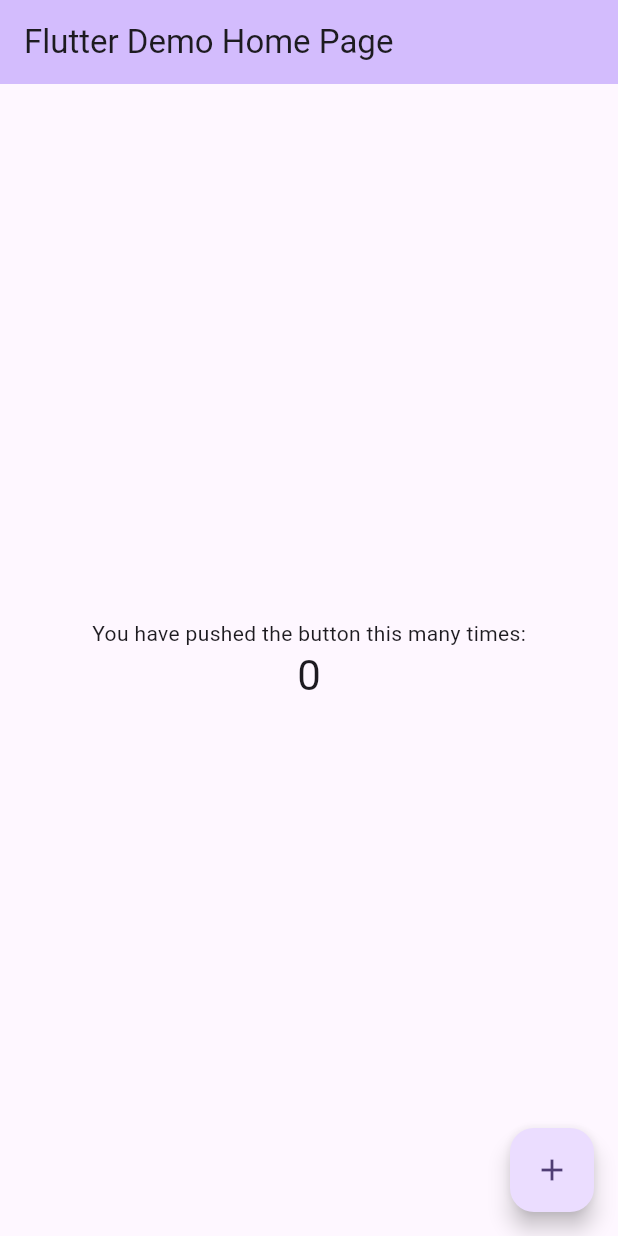
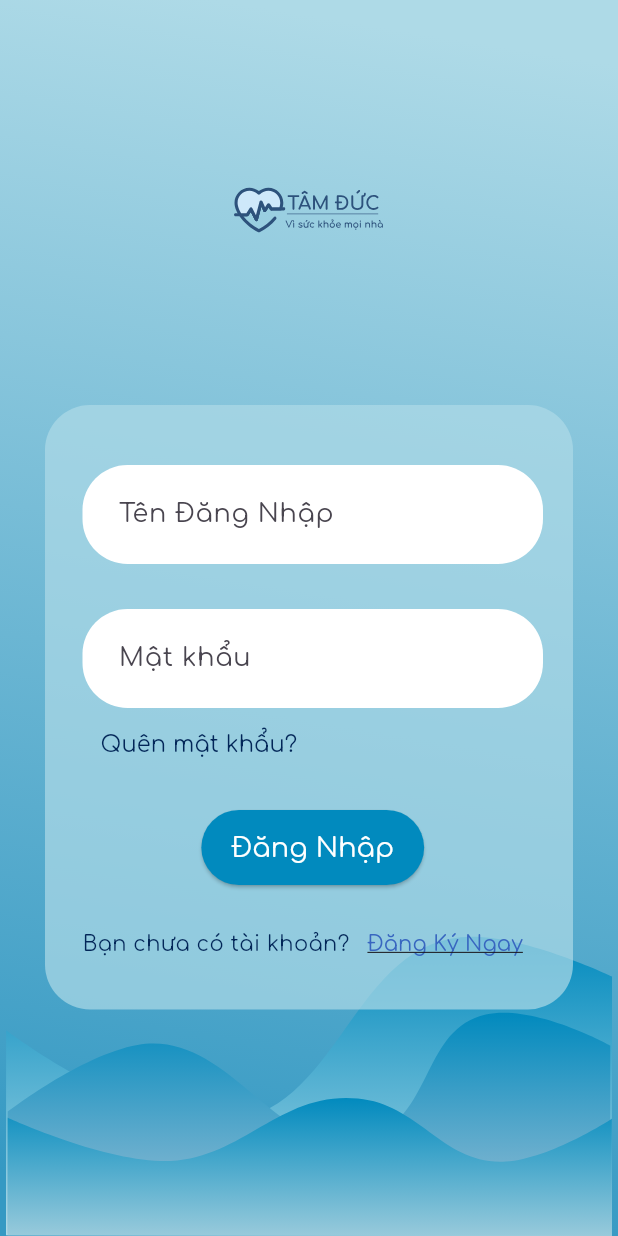
Before and after one commit to LAT0045/App_BenhVien, a Flutter app: the screen it shows after launch, on a phone screen of 412 x 824 dp. Run offline on Flutter 3.47's test engine with Material 3 defaults, Android fonts, the phone set to English and light mode, and no system bars; our stand-ins replace flutter_svg.

Commit message:
UI Đăng Nhập + Đăng Ký

```diff
--- a/ui_appbenhvien/lib/main.dart
+++ b/ui_appbenhvien/lib/main.dart
@@ -1,6 +1,9 @@
 import 'package:flutter/material.dart';
+import 'package:ui_appbenhvien/screens/dang_ky.dart';
+import 'package:ui_appbenhvien/screens/dang_nhap.dart';
 
-void main() {
+Future<void> main() async {
+  WidgetsFlutterBinding.ensureInitialized();
   runApp(const MyApp());
 }
 
@@ -10,116 +13,9 @@ class MyApp extends StatelessWidget {
   // This widget is the root of your application.
   @override
   Widget build(BuildContext context) {
-    return MaterialApp(
-      title: 'Flutter Demo',
-      theme: ThemeData(
-        // This is the theme of your application.
-        //
-        // TRY THIS: Try running your application with "flutter run". You'll see
-        // the application has a purple toolbar. Then, without quitting the app,
-        // try changing the seedColor in the colorScheme below to Colors.green
-        // and then invoke "hot reload" (save your changes or press the "hot
-        // reload" button in a Flutter-supported IDE, or press "r" if you used
-        // the command line to start the app).
-        //
-        // Notice that the counter didn't reset back to zero; the application
-        // state is not lost during the reload. To reset the state, use hot
-        // restart instead.
-        //
-        // This works for code too, not just values: Most code changes can be
-        // tested with just a hot reload.
-        colorScheme: ColorScheme.fromSeed(seedColor: Colors.deepPurple),
-        useMaterial3: true,
-      ),
-      home: const MyHomePage(title: 'Flutter Demo Home Page'),
+    return const MaterialApp(
+    debugShowCheckedModeBanner: false,home: DangNhap(),
     );
+
   }
 }
-
-class MyHomePage extends StatefulWidget {
-  const MyHomePage({super.key, required this.title});
-
-  // This widget is the home page of your application. It is stateful, meaning
-  // that it has a State object (defined below) that contains fields that affect
-  // how it looks.
-
-  // This class is the configuration for the state. It holds the values (in this
-  // case the title) provided by the parent (in this case the App widget) and
-  // used by the build method of the State. Fields in a Widget subclass are
-  // always marked "final".
-
-  final String title;
-
-  @override
-  State<MyHomePage> createState() => _MyHomePageState();
-}
-
-class _MyHomePageState extends State<MyHomePage> {
-  int _counter = 0;
-
-  void _incrementCounter() {
-    setState(() {
-      // This call to setState tells the Flutter framework that something has
-      // changed in this State, which causes it to rerun the build method below
-      // so that the display can reflect the updated values. If we changed
-      // _counter without calling setState(), then the build method would not be
-      // called again, and so nothing would appear to happen.
-      _counter++;
-    });
-  }
-
-  @override
-  Widget build(BuildContext context) {
-    // This method is rerun every time setState is called, for instance as done
-    // by the _incrementCounter method above.
-    //
-    // The Flutter framework has been optimized to make rerunning build methods
-    // fast, so that you can just rebuild anything that needs updating rather
-    // than having to individually change instances of widgets.
-    return Scaffold(
-      appBar: AppBar(
-        // TRY THIS: Try changing the color here to a specific color (to
-        // Colors.amber, perhaps?) and trigger a hot reload to see the AppBar
-        // change color while the other colors stay the same.
-        backgroundColor: Theme.of(context).colorScheme.inversePrimary,
-        // Here we take the value from the MyHomePage object that was created by
-        // the App.build method, and use it to set our appbar title.
-        title: Text(widget.title),
-      ),
-      body: Center(
-        // Center is a layout widget. It takes a single child and positions it
-        // in the middle of the parent.
-        child: Column(
-          // Column is also a layout widget. It takes a list of children and
-          // arranges them vertically. By default, it sizes itself to fit its
-          // children horizontally, and tries to be as tall as its parent.
-          //
-          // Column has various properties to control how it sizes itself and
-          // how it positions its children. Here we use mainAxisAlignment to
-          // center the children vertically; the main axis here is the vertical
-          // axis because Columns are vertical (the cross axis would be
-          // horizontal).
-          //
-          // TRY THIS: Invoke "debug painting" (choose the "Toggle Debug Paint"
-          // action in the IDE, or press "p" in the console), to see the
-          // wireframe for each widget.
-          mainAxisAlignment: MainAxisAlignment.center,
-          children: <Widget>[
-            const Text(
-              'You have pushed the button this many times:',
-            ),
-            Text(
-              '$_counter',
-              style: Theme.of(context).textTheme.headlineMedium,
-            ),
-          ],
-        ),
-      ),
-      floatingActionButton: FloatingActionButton(
-        onPressed: _incrementCounter,
-        tooltip: 'Increment',
-        child: const Icon(Icons.add),
-      ), // This trailing comma makes auto-formatting nicer for build methods.
-    );
-  }
-}
--- /dev/null
+++ b/ui_appbenhvien/lib/screens/dang_nhap.dart
@@ -0,0 +1,165 @@
+import 'package:flutter/material.dart';
+import 'package:ui_appbenhvien/screens/dang_ky.dart';
+import 'package:ui_appbenhvien/utils/color.dart';
+import 'package:flutter_svg/flutter_svg.dart';
+
+class DangNhap extends StatefulWidget {
+  const DangNhap({Key? key}) : super(key: key);
+
+  @override
+  State<DangNhap> createState() => _DangNhapState();
+}
+
+class _DangNhapState extends State<DangNhap> {
+  @override
+  Widget build(BuildContext context) {
+    return Scaffold(
+      resizeToAvoidBottomInset: false,
+        body: SafeArea(
+          child: Stack(children: [
+            Container(
+              decoration: const BoxDecoration(
+                  gradient: LinearGradient(
+                    begin: Alignment(0.31, -0.95),
+                    end: Alignment(-0.31, 0.95),
+                colors: [
+                  AppColors.lightBlue,
+                  AppColors.mediumDarkBlue,
+                ],
+              )),
+              alignment: Alignment.bottomCenter,
+                child: SvgPicture.asset(
+                  "assets/svg/luon.svg",
+                  width: MediaQuery.of(context).size.width,
+                  height: 200,
+              ),
+            ),
+            Center(
+              child: Padding(
+                padding: const EdgeInsets.all(30),
+                child: Column(
+                  children: [
+                    const SizedBox(height: 60,),
+                    SvgPicture.asset(
+                      "assets/svg/logo.svg",
+                      width: 100,
+                      height: 100,
+                    ),
+
+                    const SizedBox(height: 80,),
+
+                    Container(
+                      decoration: BoxDecoration(
+                        borderRadius: BorderRadius.circular(30),
+                        color: AppColors.lightBlue.withOpacity(0.7),
+                      ),
+                      child: Container(
+                        padding: const EdgeInsets.only(left: 25, right:20,top: 10),
+                        child: Column(children: [
+                          const SizedBox(
+                            height: 30,
+                          ),
+                          TextField(
+                            decoration: InputDecoration(
+                                hintText: 'Tên Đăng Nhập',
+                                border: OutlineInputBorder(
+                                    borderRadius: BorderRadius.circular(30.0),
+                                    borderSide: const BorderSide(
+                                        width: 0, style: BorderStyle.none)),
+                                fillColor: Colors.white,
+                                filled: true,
+                                contentPadding: const EdgeInsets.symmetric(horizontal: 20, vertical: 20),),
+                            style: const TextStyle(
+                                fontSize: 17, fontFamily: 'Comfortaa'),
+
+                          ),
+                          const SizedBox(
+                            height: 30,
+                          ),
+                          TextField(
+                            decoration: InputDecoration(
+                                hintText: 'Mật khẩu',
+                                border: OutlineInputBorder(
+                                    borderRadius: BorderRadius.circular(30.0),
+                                    borderSide: const BorderSide(
+                                        width: 0, style: BorderStyle.none)),
+                                fillColor: Colors.white,
+                                filled: true,
+                                contentPadding: const EdgeInsets.symmetric(horizontal: 20, vertical: 20),),
+                            style: const TextStyle(
+                                fontSize: 17, fontFamily: 'Comfortaa'),
+                          ),
+
+                          Align(
+                            alignment: Alignment.centerLeft,
+                            child: TextButton(
+                              onPressed: (){},
+                              style: TextButton.styleFrom(
+                                foregroundColor: AppColors.darkBlue,
+                              ),
+                              child: const Text(
+                                "Quên mật khẩu?",
+                                style: TextStyle(fontFamily: 'Comfortaa', fontSize: 15),
+                              ),
+                            ),
+                          ),
+
+                          const SizedBox(height: 20,),
+
+                          ElevatedButton(
+                            onPressed: () {},
+                            style: ElevatedButton.styleFrom(
+                              padding: const EdgeInsets.symmetric(horizontal: 20, vertical: 12),
+                              shape: RoundedRectangleBorder(
+                                borderRadius: BorderRadius.circular(25),
+                              ),
+                              backgroundColor: const Color(0xFF018ABE),
+                            ),
+                            child: const Text(
+                              'Đăng Nhập',
+                              style: TextStyle(fontSize: 18, fontFamily: 'Comfortaa', color: Colors.white),
+                            ),
+                          ),
+
+
+                          Padding(
+                            padding:const EdgeInsets.only(top: 15, bottom: 20),
+                            child: Row(
+                              children: [
+                                const Text(
+                                  "Bạn chưa có tài khoản?",
+                                  style: TextStyle(
+                                      color: AppColors.darkBlue,
+                                      fontFamily: 'Comfortaa',
+                                      fontSize: 14),
+                                ),
+                                TextButton(
+                                    onPressed: _NhanDangKy,
+                                    child: const Text(
+                                      "Đăng Ký Ngay",
+                                      style: TextStyle(
+                                          color: Color(0xFF3866C0),
+                                          fontFamily: 'Comfortaa',
+                                          fontSize: 14,
+                                          decoration: TextDecoration.underline,
+                                          ),
+                                    ))
+                        ],
+                      ),
+                    )
+                  ]),
+                ),
+              )
+            ],
+          ),
+        ),
+      )
+    ])));
+  }
+
+  Future<void> _NhanDangKy() async {
+    Navigator.of(context).push(
+      MaterialPageRoute(builder: (context) => const DangKy())
+    );
+  }
+}
--- /dev/null
+++ b/ui_appbenhvien/lib/utils/color.dart
@@ -0,0 +1,7 @@
+import 'dart:ui';
+
+class AppColors {
+  static const Color lightBlue = Color(0xFFAEDAE7);
+  static const Color mediumDarkBlue = Color(0xFF3599C3);
+  static const Color darkBlue = Color(0xFF022658);
+}
```
Also changed, not shown: ui_appbenhvien/lib/screens/dang_ky.dart (added, +137 -0 lines), ui_appbenhvien/pubspec.yaml (+21 -7 lines), ui_appbenhvien/assets/svg/logo.svg (added), ui_appbenhvien/assets/svg/luon.svg (added), ui_appbenhvien/fonts/Comfortaa-Bold.ttf (added), ui_appbenhvien/fonts/Comfortaa-Light.ttf (added), ui_appbenhvien/fonts/Comfortaa-Medium.ttf (added), ui_appbenhvien/fonts/Comfortaa-Regular.ttf (added), ui_appbenhvien/fonts/Comfortaa-SemiBold.ttf (added), ui_appbenhvien/fonts/LilitaOne-Regular.ttf (added), ui_appbenhvien/pubspec.lock, 7 other files.
